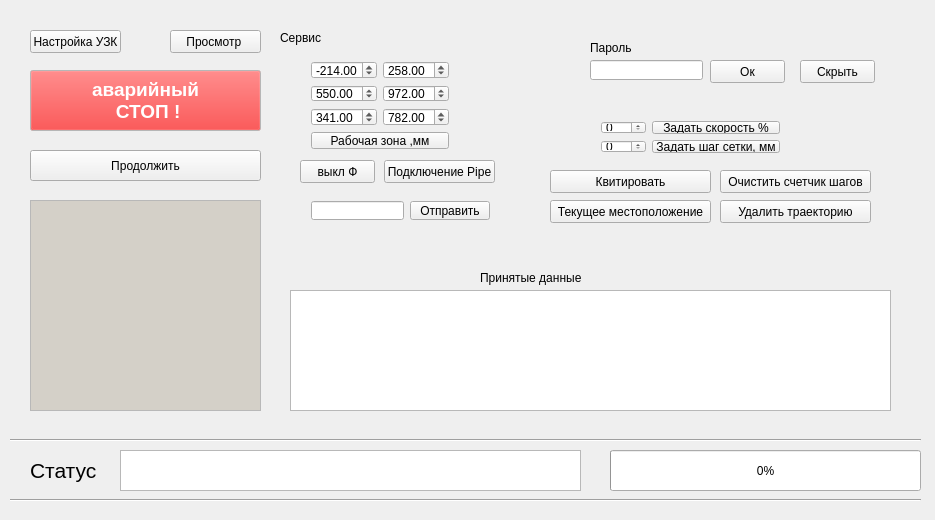
Old version of the form widget.ui in the repository leninec/gui-for-kaeasaki-robot.
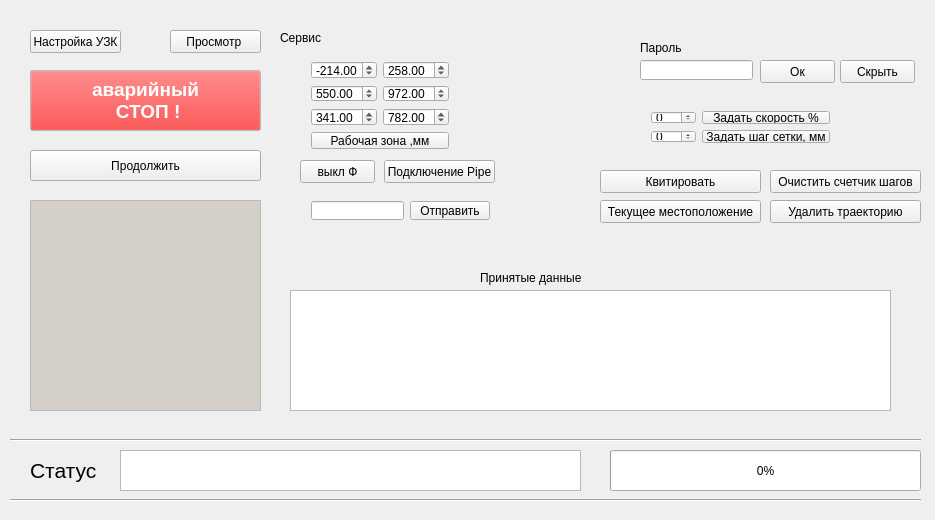
New version of the form. The open tabs and pages were chosen to show the change.

Diff of the .ui file:
```diff
--- a/widget.ui
+++ b/widget.ui
@@ -1923,7 +1923,7 @@
     <widget class="QPushButton" name="pushButtonDeletePoint">
      <property name="geometry">
       <rect>
-       <x>440</x>
+       <x>490</x>
        <y>170</y>
        <width>151</width>
        <height>23</height>
@@ -1936,7 +1936,7 @@
     <widget class="QLabel" name="labelPass">
      <property name="geometry">
       <rect>
-       <x>310</x>
+       <x>360</x>
        <y>10</y>
        <width>111</width>
        <height>16</height>
@@ -1949,7 +1949,7 @@
     <widget class="QPushButton" name="pushButtonHere">
      <property name="geometry">
       <rect>
-       <x>270</x>
+       <x>320</x>
        <y>170</y>
        <width>161</width>
        <height>23</height>
@@ -2072,7 +2072,7 @@
     <widget class="QPushButton" name="pushButtonHide">
      <property name="geometry">
       <rect>
-       <x>520</x>
+       <x>560</x>
        <y>30</y>
        <width>75</width>
        <height>23</height>
@@ -2085,7 +2085,7 @@
     <widget class="QLineEdit" name="lineEditPass">
      <property name="geometry">
       <rect>
-       <x>310</x>
+       <x>360</x>
        <y>30</y>
        <width>113</width>
        <height>20</height>
@@ -2108,7 +2108,7 @@
     <widget class="QPushButton" name="pushButtonClearStep">
      <property name="geometry">
       <rect>
-       <x>440</x>
+       <x>490</x>
        <y>140</y>
        <width>151</width>
        <height>23</height>
@@ -2144,7 +2144,7 @@
     <widget class="QPushButton" name="pushButtonResetandResume">
      <property name="geometry">
       <rect>
-       <x>270</x>
+       <x>320</x>
        <y>140</y>
        <width>161</width>
        <height>23</height>
@@ -2157,7 +2157,7 @@
     <widget class="QPushButton" name="pushButtonPass">
      <property name="geometry">
       <rect>
-       <x>430</x>
+       <x>480</x>
        <y>30</y>
        <width>75</width>
        <height>23</height>
@@ -2195,8 +2195,8 @@
     <widget class="QWidget" name="gridLayoutWidget_2">
      <property name="geometry">
       <rect>
-       <x>310</x>
-       <y>80</y>
+       <x>360</x>
+       <y>70</y>
        <width>201</width>
        <height>54</height>
       </rect>
```
Left out of the diff: 4 changed lines with no effect on the pictures.
